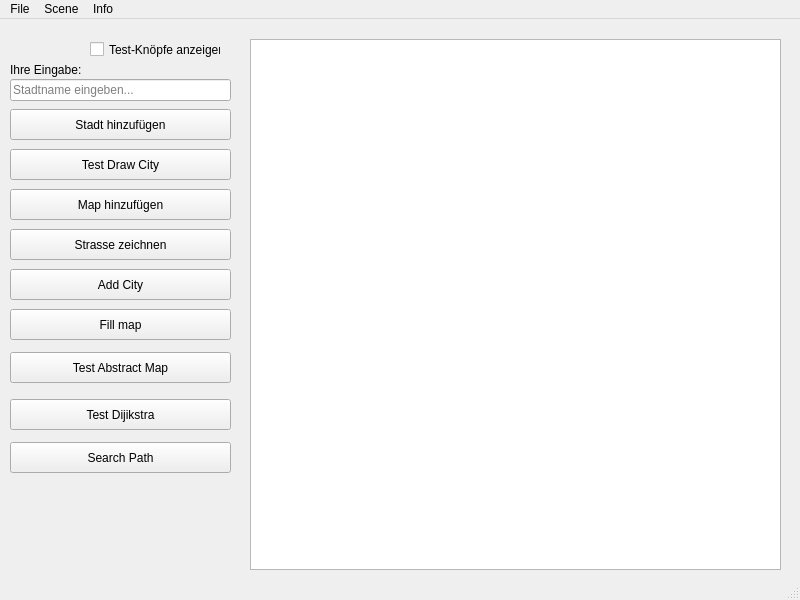
FixedKestrel480/Versuch9, file mainwindow.ui: the form before one commit.
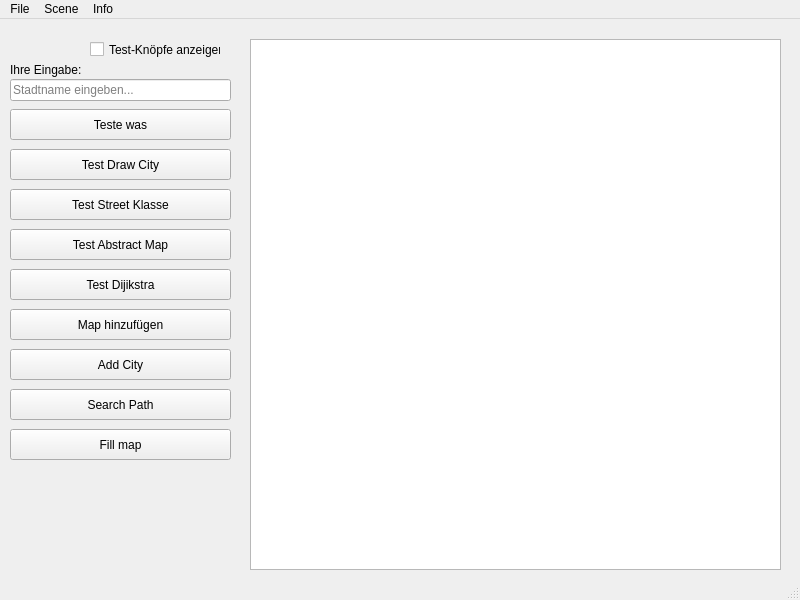
The form after the commit.

```diff
--- a/mainwindow.ui
+++ b/mainwindow.ui
@@ -65,7 +65,7 @@
      <bool>false</bool>
     </property>
     <property name="text">
-     <string>Stadt hinzufügen</string>
+     <string>Teste was</string>
     </property>
     <property name="default">
      <bool>false</bool>
@@ -98,7 +98,7 @@
     <property name="geometry">
      <rect>
       <x>10</x>
-      <y>170</y>
+      <y>290</y>
       <width>221</width>
       <height>31</height>
      </rect>
@@ -111,13 +111,13 @@
     <property name="geometry">
      <rect>
       <x>10</x>
-      <y>210</y>
+      <y>170</y>
       <width>221</width>
       <height>31</height>
      </rect>
     </property>
     <property name="text">
-     <string>Strasse zeichnen</string>
+     <string>Test Street Klasse</string>
     </property>
    </widget>
    <widget class="QCheckBox" name="Testknop">
@@ -137,7 +137,7 @@
     <property name="geometry">
      <rect>
       <x>10</x>
-      <y>250</y>
+      <y>330</y>
       <width>221</width>
       <height>31</height>
      </rect>
@@ -150,7 +150,7 @@
     <property name="geometry">
      <rect>
       <x>10</x>
-      <y>290</y>
+      <y>410</y>
       <width>221</width>
       <height>31</height>
      </rect>
@@ -163,7 +163,7 @@
     <property name="geometry">
      <rect>
       <x>10</x>
-      <y>333</y>
+      <y>210</y>
       <width>221</width>
       <height>31</height>
      </rect>
@@ -176,7 +176,7 @@
     <property name="geometry">
      <rect>
       <x>10</x>
-      <y>380</y>
+      <y>250</y>
       <width>221</width>
       <height>31</height>
      </rect>
@@ -189,7 +189,7 @@
     <property name="geometry">
      <rect>
       <x>10</x>
-      <y>423</y>
+      <y>370</y>
       <width>221</width>
       <height>31</height>
      </rect>
```
